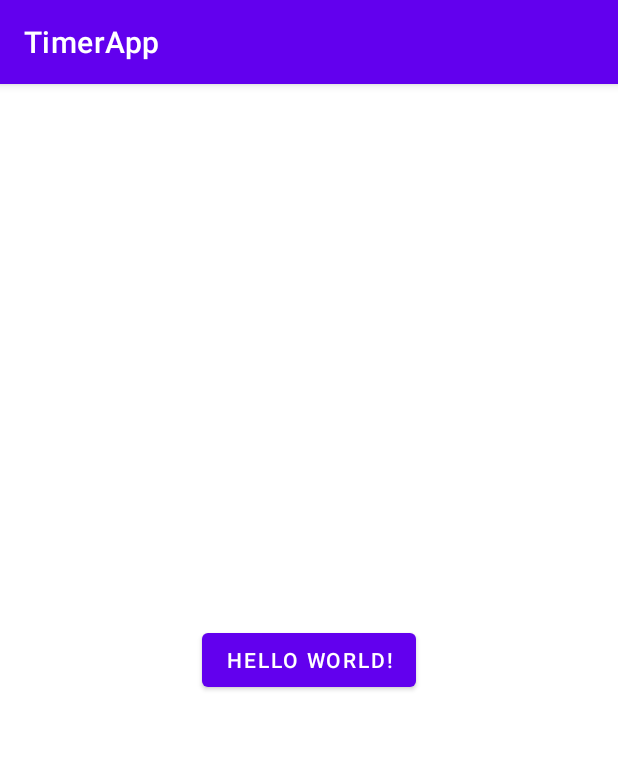
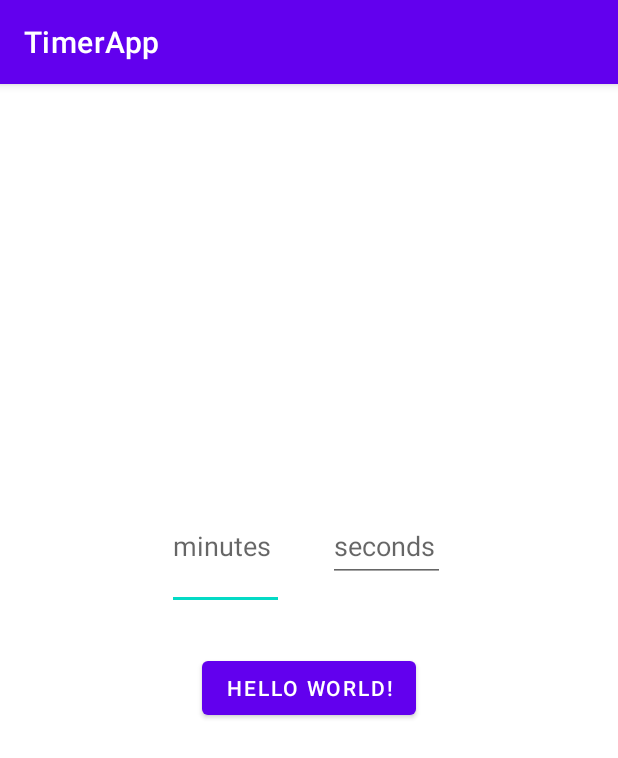
Before and after one commit to dparaiso/TimerApp, an Android app: the screen it shows after launch (MainActivity), on a phone screen of 412 x 824 dp. Shown: the top 758 px of the screen. Run offline under Robolectric (Android 15) with nearby library versions, the phone set to English and light mode, and no system bars.

Commit message:
small changes

```diff
--- a/app/src/main/java/com/example/timerapp/MainActivity.java
+++ b/app/src/main/java/com/example/timerapp/MainActivity.java
@@ -6,10 +6,13 @@ import android.content.Intent;
 import android.os.Bundle;
 import android.view.View;
 import android.widget.Button;
+import android.widget.EditText;
 
 public class MainActivity extends AppCompatActivity {
 
     private Button btnStart;
+    private EditText minTimerText;
+    private EditText secTimerText;
 
     @Override
     protected void onCreate(Bundle savedInstanceState) {
@@ -17,11 +20,17 @@ public class MainActivity extends AppCompatActivity {
         setContentView(R.layout.activity_main);
 
         btnStart =  (Button) findViewById(R.id.start);
+        minTimerText = (EditText) findViewById(R.id.minTimer);
+        secTimerText = (EditText) findViewById(R.id.secTimer);
 
         btnStart.setOnClickListener(new View.OnClickListener(){
             @Override
             public void onClick(View view) {
                 Intent intent = new Intent(MainActivity.this, PrepareActivity.class);
+                int secs = Integer.parseInt(secTimerText.getText().toString());
+                int mins = Integer.parseInt(minTimerText.getText().toString());
+                intent.putExtra("seconds", secs);
+                intent.putExtra("minutes", mins);
                 startActivity(intent);
             }
         });
--- a/app/src/main/java/com/example/timerapp/PrepareActivity.java
+++ b/app/src/main/java/com/example/timerapp/PrepareActivity.java
@@ -2,9 +2,9 @@ package com.example.timerapp;
 
 import androidx.appcompat.app.AppCompatActivity;
 
+import android.content.Intent;
 import android.os.Bundle;
 import android.os.CountDownTimer;
-//import android.support.app.AppCompatActivity;
 import android.os.Bundle;
 import android.view.View;
 import android.widget.Button;
@@ -12,28 +12,30 @@ import android.widget.TextView;
 import java.util.Locale;
 
 public class PrepareActivity extends AppCompatActivity {
-    private static final long START_TIME_IN_MILLIS = 5000;
+    private static final long START_TIME_IN_MILLIS_DEFAULT = 5000;
 
     private TextView mTextViewCountDown;
     private Button mButtonStartPause;
-    private Button mButtonReset;
 
     private CountDownTimer mCountDownTimer;
 
     private boolean mTimerRunning;
 
-    private long mTimeLeftInMillis = START_TIME_IN_MILLIS;
+    private long mTimeLeftInMillis = START_TIME_IN_MILLIS_DEFAULT;
 
     @Override
     protected void onCreate(Bundle savedInstanceState) {
 
         super.onCreate(savedInstanceState);
         setContentView(R.layout.activity_prepare);
+        Intent mIntent = getIntent();
+        mTimeLeftInMillis = 1000 * mIntent.getIntExtra("seconds", 0);
+        mTimeLeftInMillis += 60 * 1000 * mIntent.getIntExtra("minutes", 0);
+
 
         mTextViewCountDown = findViewById(R.id.text_view_countdown);
 
         mButtonStartPause = findViewById(R.id.button_start_pause);
-//        mButtonReset = findViewById(R.id.button_reset);
 
         mButtonStartPause.setOnClickListener(new View.OnClickListener() {
             @Override
@@ -45,13 +47,6 @@ public class PrepareActivity extends AppCompatActivity {
                 }
             }
         });
-
-//        mButtonReset.setOnClickListener(new View.OnClickListener() {
-//            @Override
-//            public void onClick(View v) {
-//                resetTimer();
-//            }
-//        });
 
         updateCountDownText();
     }
@@ -68,28 +63,18 @@ public class PrepareActivity extends AppCompatActivity {
                 mTimerRunning = false;
                 mButtonStartPause.setText("Start");
                 mButtonStartPause.setVisibility(View.INVISIBLE);
-//                mButtonReset.setVisibility(View.VISIBLE);
             }
         }.start();
 
         mTimerRunning = true;
         mButtonStartPause.setText("pause");
-//        mButtonReset.setVisibility(View.INVISIBLE);
     }
 
     private void pauseTimer() {
         mCountDownTimer.cancel();
         mTimerRunning = false;
         mButtonStartPause.setText("Start");
-//        mButtonReset.setVisibility(View.VISIBLE);
     }
-
-//    private void resetTimer() {
-//        mTimeLeftInMillis = START_TIME_IN_MILLIS;
-//        updateCountDownText();
-//        mButtonReset.setVisibility(View.INVISIBLE);
-//        mButtonStartPause.setVisibility(View.VISIBLE);
-//    }
 
     private void updateCountDownText() {
         int minutes = (int) (mTimeLeftInMillis / 1000) / 60;
--- a/app/src/main/res/layout/activity_main.xml
+++ b/app/src/main/res/layout/activity_main.xml
@@ -10,10 +10,37 @@
         android:id="@+id/start"
         android:layout_width="wrap_content"
         android:layout_height="wrap_content"
+        android:layout_marginBottom="341dp"
         android:text="Hello World!"
         app:layout_constraintBottom_toBottomOf="parent"
         app:layout_constraintEnd_toEndOf="parent"
         app:layout_constraintStart_toStartOf="parent"
+        app:layout_constraintTop_toBottomOf="@+id/minTimer" />
+
+    <EditText
+        android:id="@+id/minTimer"
+        android:layout_width="0dp"
+        android:layout_height="0dp"
+        android:layout_marginStart="111dp"
+        android:layout_marginTop="266dp"
+        android:layout_marginEnd="29dp"
+        android:layout_marginBottom="28dp"
+        android:hint="minutes"
+        android:inputType="number"
+        app:layout_constraintBottom_toTopOf="@+id/start"
+        app:layout_constraintEnd_toStartOf="@+id/secTimer"
+        app:layout_constraintStart_toStartOf="parent"
         app:layout_constraintTop_toTopOf="parent" />
 
+    <EditText
+        android:id="@+id/secTimer"
+        android:layout_width="0dp"
+        android:layout_height="48dp"
+        android:layout_marginEnd="115dp"
+        android:hint="seconds"
+        android:inputType="number"
+        app:layout_constraintBaseline_toBaselineOf="@+id/minTimer"
+        app:layout_constraintEnd_toEndOf="parent"
+        app:layout_constraintStart_toEndOf="@+id/minTimer" />
+
 </androidx.constraintlayout.widget.ConstraintLayout>
```
Also changed, not shown: app/src/main/res/layout/activity_prepare.xml (+0 -11 lines).
